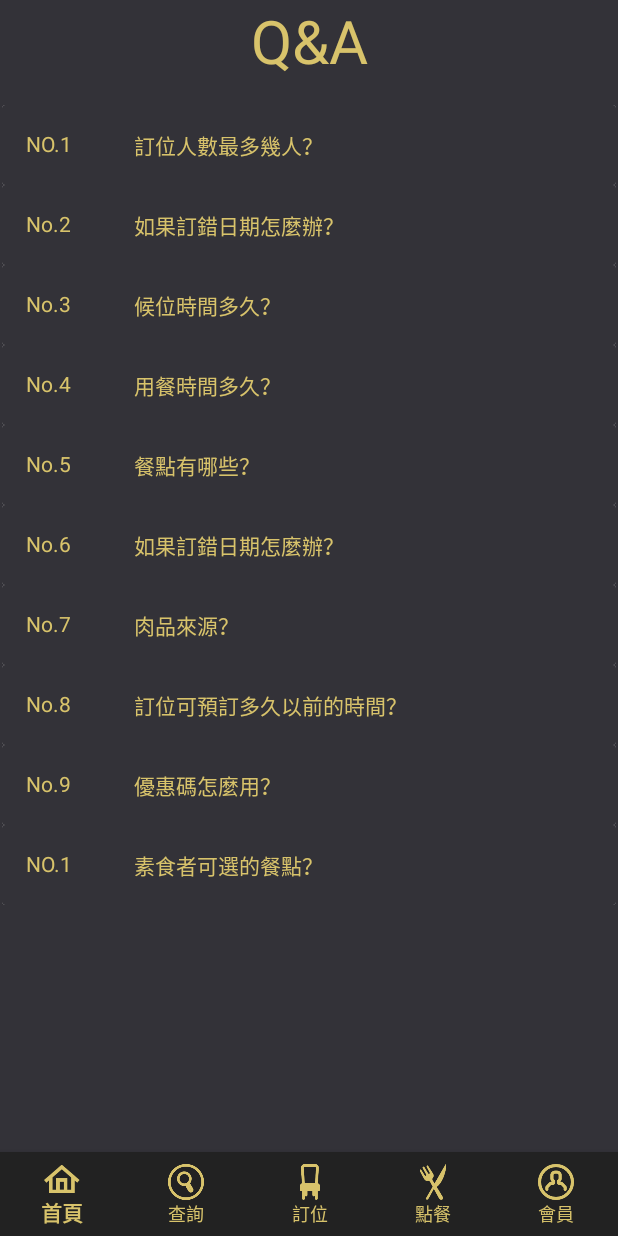
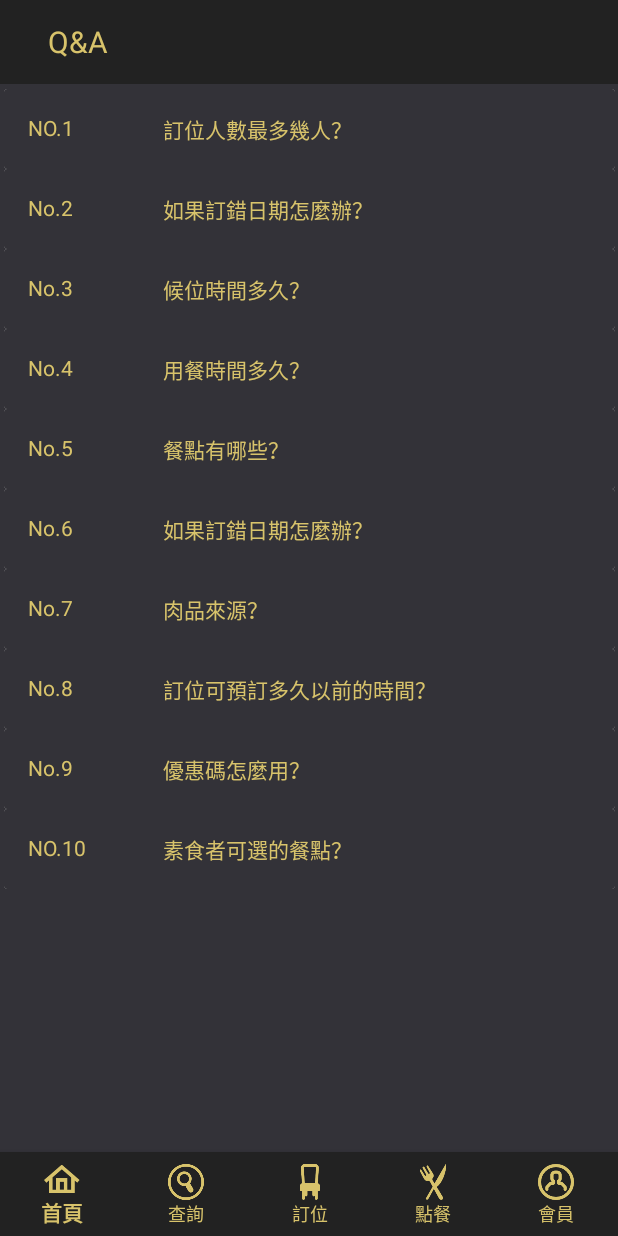
Before and after one commit to DP103-G1/ForntDesk, an Android app: the QAFragment screen opened through its navigation route, on a phone screen of 412 x 824 dp. Run offline under Robolectric (Android 15) with nearby library versions, the light colour scheme and no system bars; our stand-ins replace navigation-ui; 3 statements that could not run were skipped.

Commit message:
標題調整2

```diff
--- a/app/src/main/res/layout/fragment_game_play.xml
+++ b/app/src/main/res/layout/fragment_game_play.xml
@@ -79,11 +79,9 @@
         android:id="@+id/ibMatch2"
         android:layout_width="150dp"
         android:layout_height="132dp"
-        android:layout_marginTop="150dp"
+        android:layout_marginTop="80dp"
         android:layout_marginEnd="37dp"
-        android:layout_marginBottom="522dp"
         android:scaleType="centerInside"
-        app:layout_constraintBottom_toBottomOf="parent"
         app:layout_constraintEnd_toEndOf="parent"
         app:layout_constraintStart_toEndOf="@+id/ibMatch1"
         app:layout_constraintTop_toTopOf="parent"
--- a/app/src/main/res/layout/fragment_q_a.xml
+++ b/app/src/main/res/layout/fragment_q_a.xml
@@ -10,35 +10,46 @@
         android:layout_height="match_parent"
         tools:context="com.example.guide.qa.QAFragment">
 
-        <LinearLayout
-            android:id="@+id/linearLayout3"
-            android:layout_width="0dp"
+        <androidx.appcompat.widget.Toolbar
+            android:id="@+id/toolbarOrder"
+            android:layout_width="match_parent"
             android:layout_height="wrap_content"
-            android:orientation="vertical"
-            app:layout_constraintBottom_toTopOf="parent"
-            app:layout_constraintEnd_toEndOf="parent"
+            android:layout_marginBottom="13dp"
+            android:background="@color/colortitle"
+            android:minHeight="?attr/actionBarSize"
+            android:theme="?attr/actionBarTheme"
+            app:contentInsetStart="32dp"
+            app:layout_constraintBottom_toTopOf="@+id/tvTopic"
             app:layout_constraintStart_toStartOf="parent"
-            app:layout_constraintTop_toTopOf="parent" />
+            app:layout_constraintTop_toTopOf="parent">
+
+            <androidx.constraintlayout.widget.ConstraintLayout
+                android:layout_width="match_parent"
+                android:layout_height="match_parent">
 
                 <TextView
                     android:id="@+id/tvTitle"
-            android:layout_width="0dp"
+                    android:layout_width="wrap_content"
                     android:layout_height="wrap_content"
-            android:gravity="center"
-            android:text="@string/tvQA"
+                    android:text="@string/textqa"
                     android:textColor="@color/colortext"
-            android:textSize="40sp"
-            app:layout_constraintEnd_toEndOf="parent"
+                    android:textSize="20sp"
+                    app:layout_constraintBottom_toBottomOf="parent"
                     app:layout_constraintStart_toStartOf="parent"
                     app:layout_constraintTop_toTopOf="parent" />
+            </androidx.constraintlayout.widget.ConstraintLayout>
+        </androidx.appcompat.widget.Toolbar>
 
         <androidx.recyclerview.widget.RecyclerView
             android:id="@+id/rvHowTo"
-            android:layout_width="409dp"
-            android:layout_height="630dp"
-            android:layout_marginTop="16dp"
+            android:layout_width="407dp"
+            android:layout_height="595dp"
+            android:layout_marginStart="3dp"
+            android:layout_marginTop="3dp"
+            android:layout_marginEnd="3dp"
             app:layout_constraintEnd_toEndOf="parent"
             app:layout_constraintStart_toStartOf="parent"
-            app:layout_constraintTop_toBottomOf="@+id/tvTitle" />
+            app:layout_constraintTop_toBottomOf="@+id/toolbarOrder" />
+
     </androidx.constraintlayout.widget.ConstraintLayout>
     </ScrollView>
--- a/app/src/main/res/layout/qa_item_view.xml
+++ b/app/src/main/res/layout/qa_item_view.xml
@@ -18,11 +18,11 @@
 
             <TextView
                 android:id="@+id/tvNumber"
-                android:layout_width="64dp"
-                android:layout_height="49dp"
+                android:layout_width="82dp"
+                android:layout_height="48dp"
                 android:padding="16dp"
+                android:text="@string/tvNumber"
                 android:textColor="@color/colortext"
-                android:text="@string/tvNumber"
                 app:layout_constraintStart_toStartOf="parent"
                 app:layout_constraintTop_toTopOf="parent" />
 
--- a/app/src/main/res/values/strings.xml
+++ b/app/src/main/res/values/strings.xml
@@ -136,5 +136,6 @@
     <string name="textcommon">操作導引</string>
     <string name="textconnection">聯絡我們</string>
     <string name="textMenu">點餐</string>
+    <string name="textqa"><![CDATA[Q&A]]></string>
 
 </resources>
```
Also changed, not shown: app/src/main/res/layout/fragment_menu_detail.xml (+6 -7 lines), app/src/main/res/layout/fragment_order.xml (+10 -11 lines), app/src/main/res/layout/fragment_sugbox.xml (+11 -7 lines), app/src/main/res/layout/howto_item_view.xml (+11 -5 lines). Lines whose indentation alone changed are shown as unchanged.
